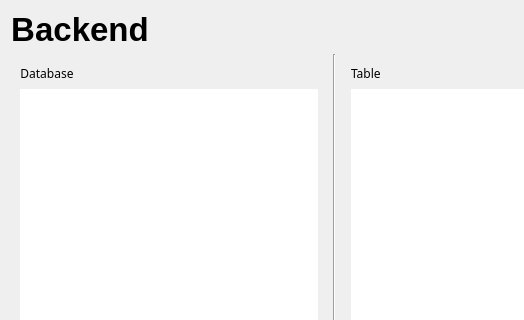
RapidWebForge/RapidWebForgeApp, file src/components/backend-dashboard/backenddashboard.ui: the form before one commit; both pictures show x 0 to 524 and y 0 to 320 of the 1000 by 600 pixel window.
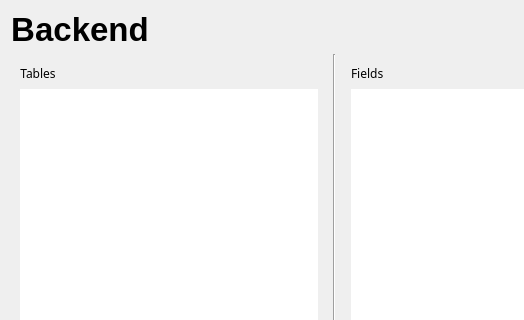
The form after the commit. Icons and pictures are not drawn.

Diff of the .ui file:
```diff
--- a/src/components/backend-dashboard/backenddashboard.ui
+++ b/src/components/backend-dashboard/backenddashboard.ui
@@ -70,7 +70,7 @@
              </font>
             </property>
             <property name="text">
-             <string>Database</string>
+             <string>Tables</string>
             </property>
             <property name="alignment">
              <set>Qt::AlignmentFlag::AlignCenter</set>
@@ -181,7 +181,7 @@
              </font>
             </property>
             <property name="text">
-             <string>Table</string>
+             <string>Fields</string>
             </property>
            </widget>
           </item>
```
Left out of the diff: 26 changed lines with no effect on the pictures.
